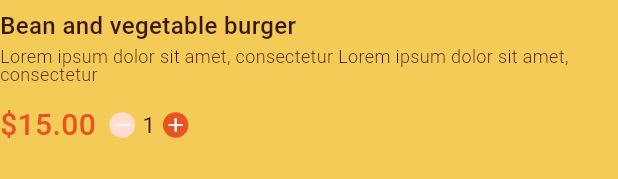
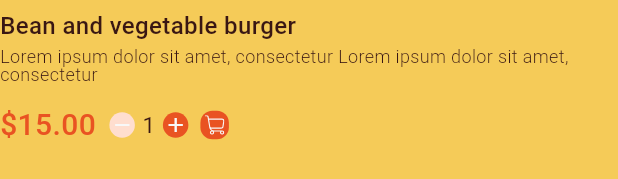
Before and after one commit to Ziad-Tamer11/yum_quick, a Flutter app: the RecommendItem widget shown alone on an empty page, opened directly, on a phone screen of 412 x 824 dp. Shown: the part 552-731 px from the top of the screen. Run offline on Flutter 3.47's test engine with Material 3 defaults, Android fonts, the phone set to English and light mode, and no system bars; our stand-ins replace cloud_firestore, dartz, dots_indicator, equatable, firebase_auth, firebase_core and 7 more; accounts and stored records are empty.

Commit message:
Add Cart Icon to Recommend Item

```diff
--- a/lib/features/home/presentation/views/widgets/recommend_item.dart
+++ b/lib/features/home/presentation/views/widgets/recommend_item.dart
@@ -1,4 +1,5 @@
 import 'package:flutter/material.dart';
+import 'package:flutter_svg/svg.dart';
 import 'package:yum_quick/core/utils/app_colors.dart';
 import 'package:yum_quick/core/utils/app_images.dart';
 import 'package:yum_quick/core/utils/app_text_styles.dart';
@@ -77,6 +78,26 @@ class _RecommendItemState extends State<RecommendItem> {
             ),
             const SizedBox(width: 9),
             CartItemActionButtons(),
+            const SizedBox(width: 8),
+            Container(
+              width: 19,
+              height: 19,
+              decoration: ShapeDecoration(
+                color: AppColors.orangeBase,
+                shape: RoundedRectangleBorder(
+                  borderRadius: BorderRadius.circular(8),
+                ),
+              ),
+              child: Padding(
+                padding: EdgeInsetsGeometry.all(3),
+                child: Center(
+                  child: SvgPicture.asset(
+                    Assets.imagesCart,
+                    color: AppColors.secondaryFont,
+                  ),
+                ),
+              ),
+            ),
           ],
         ),
       ],
```
